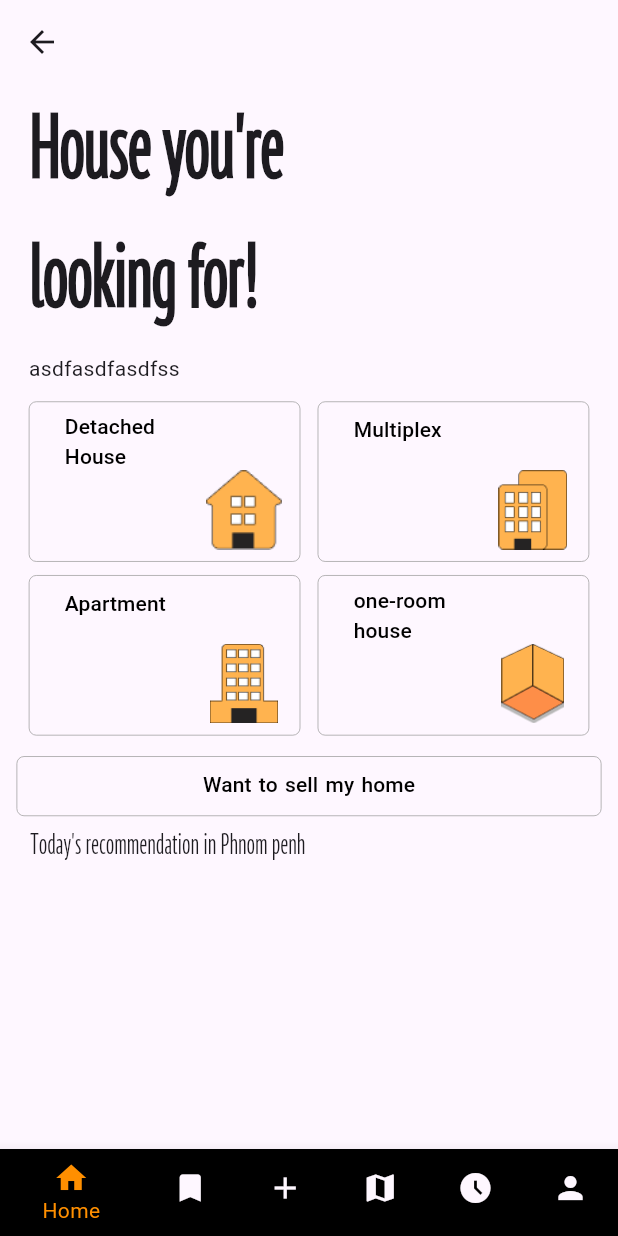
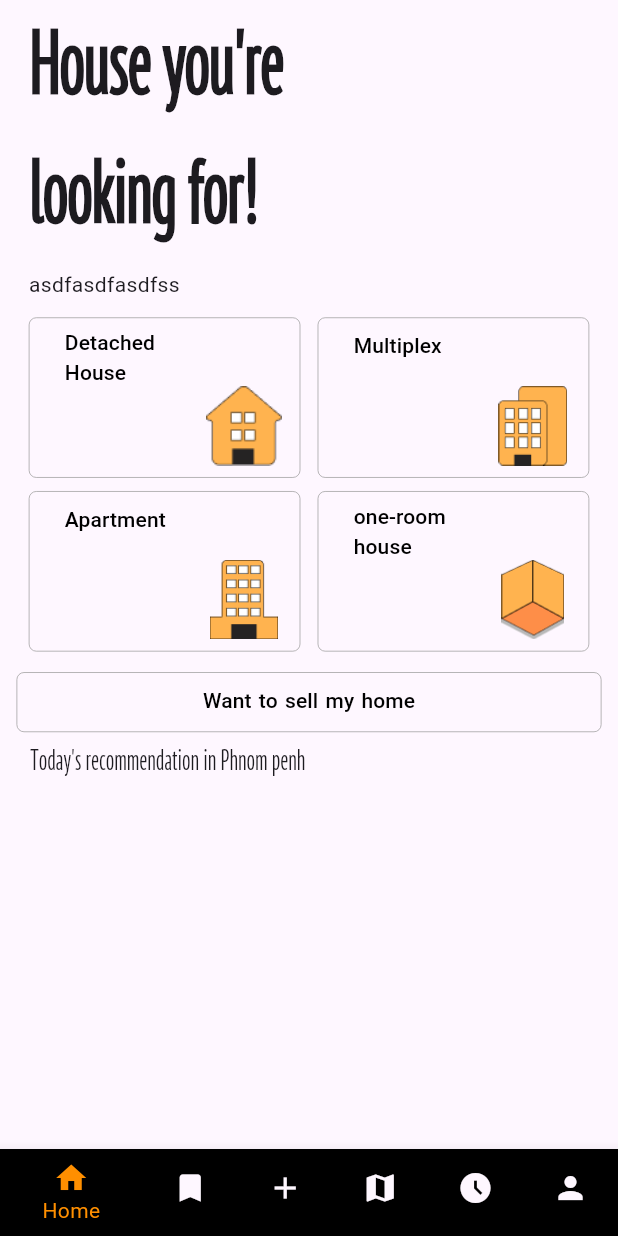
Before and after one commit to uuccu/somo, a Flutter app: the screen it shows after launch, after a tap on "Login With Facebook", on a phone screen of 412 x 824 dp. Run offline on Flutter 3.47's test engine with Material 2 defaults, Android fonts, the phone set to English and light mode, and no system bars; our stand-ins replace cloud_firestore, firebase_core, get, google_maps_flutter; accounts and stored records are empty; statements that could not run were skipped.

Commit message:
feat:파이어베이스 설정 성공!

```diff
--- a/lib/main.dart
+++ b/lib/main.dart
@@ -45,6 +45,8 @@ class MyApp extends StatelessWidget {
           WidgetsFlutterBinding.ensureInitialized();
           await Firebase.initializeApp();
 
+          context.read<HouseDataProviderService>().addData();
+
           Duration duration = const Duration(seconds: 1);
           await Future.delayed(duration, () {
             Get.offAll(LoginPage());
--- a/lib/page/my_home_page.dart
+++ b/lib/page/my_home_page.dart
@@ -90,7 +90,7 @@ class _MyHomePageState extends State<MyHomePage> {
         OutlinedButton(
           style: OutlinedButton.styleFrom(
             foregroundColor: Colors.black,
-            fixedSize: Size(390, 36),
+            fixedSize: const Size(390, 36),
             side: const BorderSide(
               color: Colors.grey,
               width: 0.5,
--- a/lib/routing/bottom_bar_routing_page.dart
+++ b/lib/routing/bottom_bar_routing_page.dart
@@ -20,13 +20,6 @@ class _BottomBarRoutingPageState extends State<BottomBarRoutingPage> {
   @override
   Widget build(BuildContext context) {
     return Scaffold(
-      appBar: AppBar(
-        leading: BackButton(
-          onPressed: () {
-            Navigator.pop(context);
-          },
-        ),
-      ),
       body: navBarPages[selectedIndex],
       bottomNavigationBar: BottomNavigationBar(
         items: const [
--- a/lib/service/house_data_provider_service.dart
+++ b/lib/service/house_data_provider_service.dart
@@ -5,7 +5,16 @@ class HouseDataProviderService extends ChangeNotifier {
   late DocumentSnapshot<Map<String, dynamic>> _detachedHouseData;
   late DocumentSnapshot<Map<String, dynamic>> _multiplexData;
   late DocumentSnapshot<Map<String, dynamic>> _apartmentData;
-  late DocumentSnapshot<Map<String, dynamic>> _one_roomData;
+  late DocumentSnapshot<Map<String, dynamic>> _oneroomData;
+
+  late final FirebaseFirestore _firestore = FirebaseFirestore.instance;
+
+  final List<String> houseList = [
+    'detached',
+    'multiplex',
+    'apartment',
+    'one_room'
+  ];
 
   HouseDataProviderService() {
     _init();
@@ -16,12 +25,10 @@ class HouseDataProviderService extends ChangeNotifier {
   }
 
   Future<void> _loadHouseData() async {
-    FirebaseFirestore _firestore = FirebaseFirestore.instance;
-
     _detachedHouseData = await _firestore.collection('detached').doc().get();
     _multiplexData = await _firestore.collection('multiplex').doc().get();
     _apartmentData = await _firestore.collection('apartment').doc().get();
-    _one_roomData = await _firestore.collection('one_room').doc().get();
+    _oneroomData = await _firestore.collection('one_room').doc().get();
   }
 
   DocumentSnapshot<Map<String, dynamic>> get detachedHouseData =>
@@ -30,7 +37,26 @@ class HouseDataProviderService extends ChangeNotifier {
 
   DocumentSnapshot<Map<String, dynamic>> get apartmentData => _apartmentData;
 
-  DocumentSnapshot<Map<String, dynamic>> get one_roomData => _one_roomData;
+  DocumentSnapshot<Map<String, dynamic>> get oneroomData => _oneroomData;
+
+  // late final CollectionReference _collectionRef = // test succuess
+  //     _firestore.collection('detached');
+
+  // void addData() async {
+  //   final DocumentReference documentRef = _collectionRef.doc('');
+
+  //   final DocumentSnapshot documentSnapshot = await documentRef.get();
+
+  //   if (!documentSnapshot.exists) {
+  //     // 문서가 없는 경우에만 데이터를 생성합니다.
+  //     documentRef.set({
+  //       'title': 'Mastering Flutter',
+  //       'description': 'Programming Guide for Dart',
+  //     });
+  //   } else {
+  //     print('Document already exists.');
+  //   }
+  // }
 
   // Future<void> _saveHouseData() async {}
 
```
Also changed, not shown: lib/util/db/firebase_firestore.dart (renamed from lib/firebase/db/firebase_firestore.dart), lib/util/db/firebase_storage.dart (added).
